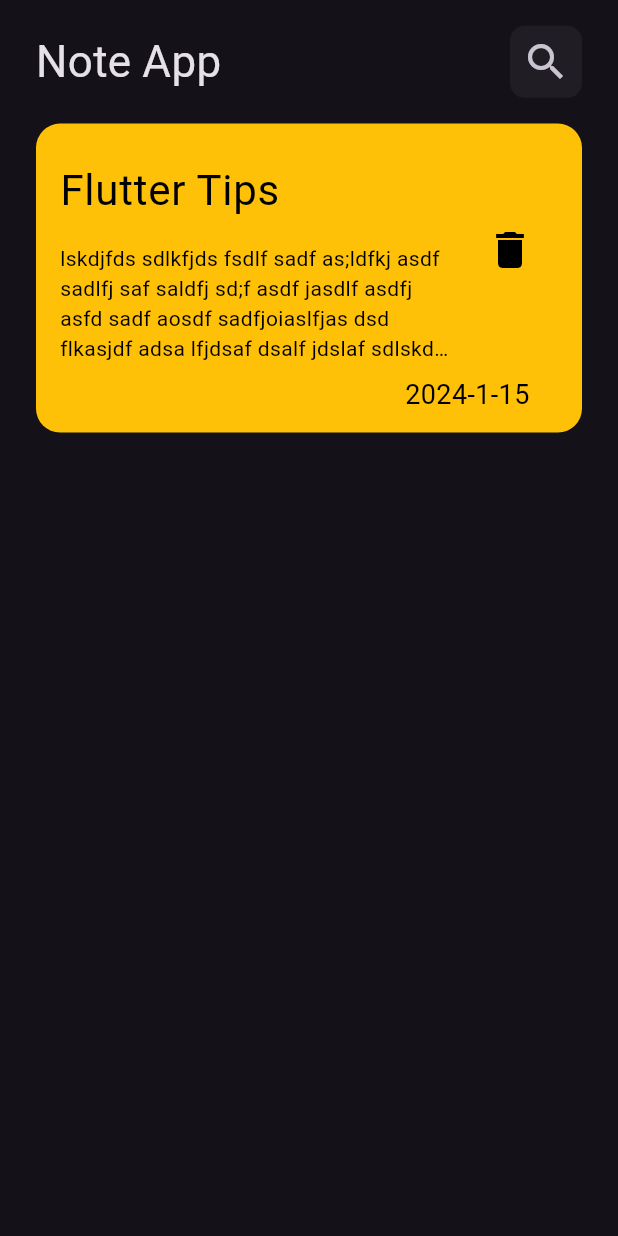
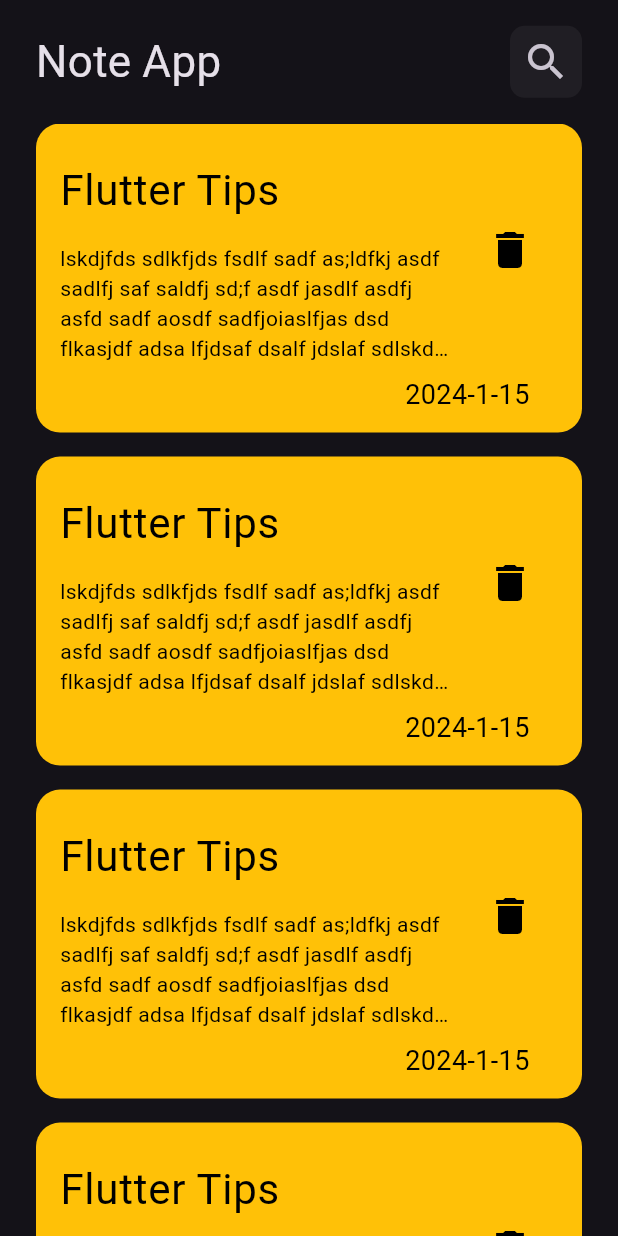
Before and after one commit to osamaahmedalsharabi/first_note_app, a Flutter app: the screen it shows after launch, on a phone screen of 412 x 824 dp. Run offline on Flutter 3.47's test engine with Material 3 defaults, Android fonts, the phone set to English and light mode, and no system bars.

Commit message:
create custom list note builder widget

```diff
--- /dev/null
+++ b/lib/views/widgets/custom_list_note_builder_widget.dart
@@ -0,0 +1,20 @@
+
+import 'package:first_note_app/views/widgets/custom_note_widget.dart';
+import 'package:flutter/material.dart';
+
+class CustomListNoteBuilderWidget extends StatelessWidget {
+  const CustomListNoteBuilderWidget({
+    super.key,
+  });
+
+  @override
+  Widget build(BuildContext context) {
+    return Expanded(
+      child: ListView.builder(
+        itemBuilder: (context, index) {
+          return const CustomNoteWidget();
+        },
+      ),
+    );
+  }
+}
--- a/lib/views/widgets/custom_note_widget.dart
+++ b/lib/views/widgets/custom_note_widget.dart
@@ -8,6 +8,7 @@
   @override
   Widget build(BuildContext context) {
     return Container(
+      margin: const EdgeInsets.only(bottom: 16),
       height: MediaQuery.sizeOf(context).height * 0.25,
       width: double.infinity,
       decoration: BoxDecoration(
--- a/lib/views/widgets/note_view_body_widget.dart
+++ b/lib/views/widgets/note_view_body_widget.dart
@@ -1,7 +1,6 @@
 import 'package:first_note_app/views/widgets/custom_app_bar_widget.dart';
-import 'package:first_note_app/views/widgets/custom_note_widget.dart';
+import 'package:first_note_app/views/widgets/custom_list_note_builder_widget.dart';
 import 'package:flutter/material.dart';
-import 'package:flutter/widgets.dart';
 
 class NoteViewBody extends StatelessWidget {
   const NoteViewBody({super.key});
@@ -13,7 +12,10 @@
         body: Padding(
           padding: EdgeInsets.symmetric(horizontal: 24.0),
           child: Column(
-            children: [CustomAppBarWidget(), CustomNoteWidget()],
+            children: [
+              CustomAppBarWidget(),
+              CustomListNoteBuilderWidget(),
+            ],
           ),
         ),
       ),
```
